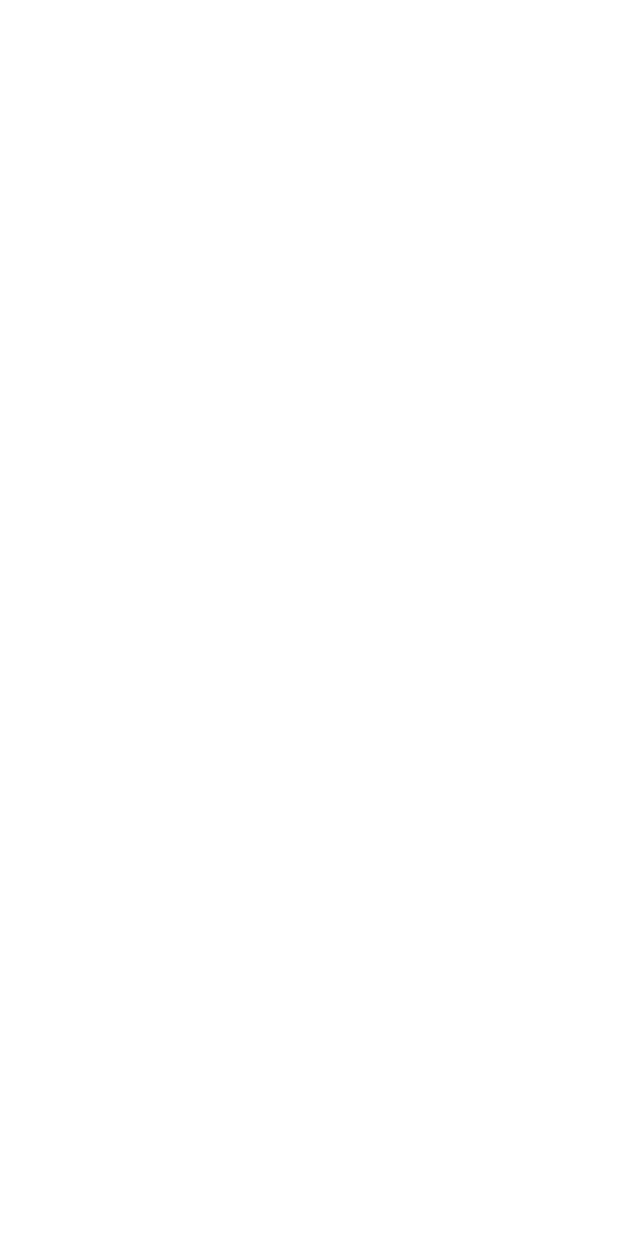
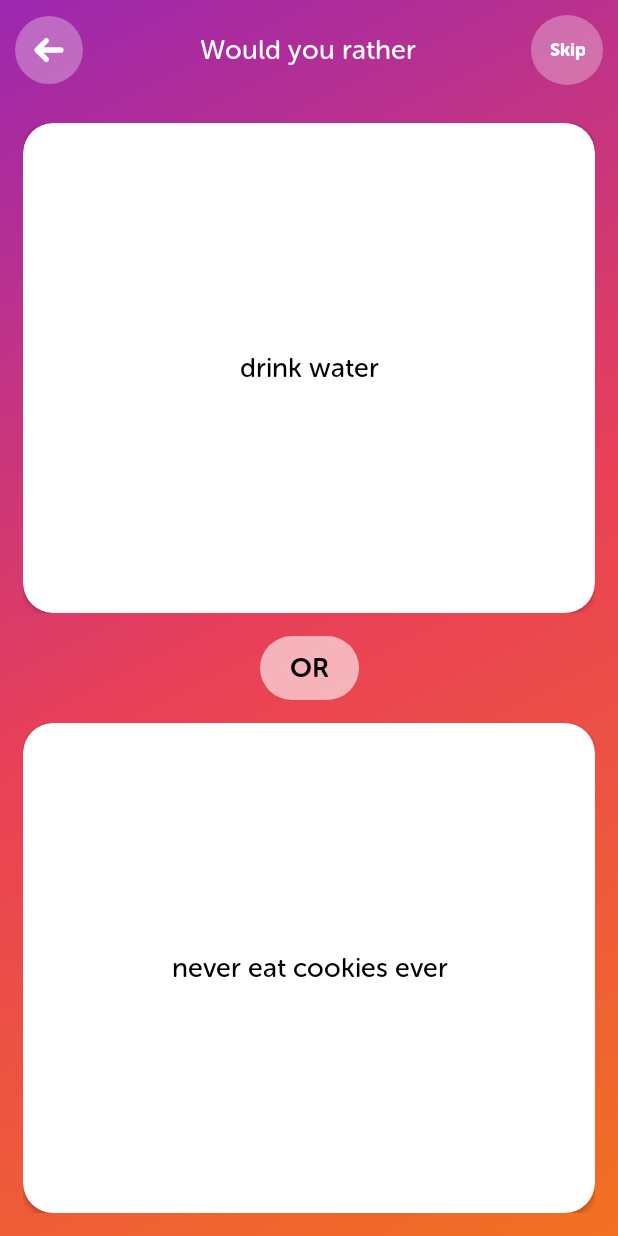
Before and after one commit to JossMbn/Tipsy, an Android app: the DilemmaFragment screen opened through its navigation route, on a phone screen of 412 x 824 dp. Before the commit the screen is empty. Run offline under Robolectric (Android 15) with nearby library versions, the phone set to English and light mode, and no system bars.

Commit message:
add ui and all logic for dilemma game, clean code, change some ui values

```diff
--- /dev/null
+++ b/app/src/main/java/com/jmabilon/tipsy/data/Dilemma.kt
@@ -0,0 +1,19 @@
+package com.jmabilon.tipsy.data
+
+data class Dilemma(
+    val firstDilemma: String? = null,
+    val secondDilemma: String? = null
+)
+
+val dilemmaList = listOf(
+    Dilemma("drink water", "never eat cookies ever"),
+    Dilemma("go see your friend", "go see your girlfriend"),
+    Dilemma("test1", "test9"),
+    Dilemma("test2", "test8"),
+    Dilemma("test3", "test7"),
+    Dilemma("test4", "test6"),
+    Dilemma("test5", "test5.5"),
+    Dilemma("test6", "test4"),
+    Dilemma("test7", "test3"),
+    Dilemma("test8", "test2")
+).shuffled()
--- a/app/src/main/java/com/jmabilon/tipsy/extensions/abstract/AbsFragment.kt
+++ b/app/src/main/java/com/jmabilon/tipsy/extensions/abstract/AbsFragment.kt
@@ -1,6 +1,8 @@
 package com.jmabilon.tipsy.extensions.abstract
 
+import android.os.Build
 import android.os.Bundle
+import android.view.HapticFeedbackConstants
 import android.view.LayoutInflater
 import android.view.View
 import android.view.ViewGroup
@@ -25,6 +27,8 @@ abstract class AbsFragment<VB: ViewBinding>(
         if (_binding == null) {
             throw IllegalArgumentException("Binding must not be null")
         }
+
+        initViewModelObservation()
         return binding.root
     }
 
@@ -32,4 +36,12 @@ abstract class AbsFragment<VB: ViewBinding>(
         super.onDestroyView()
         _binding = null
     }
+
+    open fun initViewModelObservation() { /* do something in fragment */ }
+
+    fun performHapticFeedback() {
+        if (Build.VERSION.SDK_INT >= Build.VERSION_CODES.R) {
+            view?.performHapticFeedback(HapticFeedbackConstants.CONFIRM)
+        }
+    }
 }
--- a/app/src/main/java/com/jmabilon/tipsy/ui/dilemma/DilemmaFragment.kt
+++ b/app/src/main/java/com/jmabilon/tipsy/ui/dilemma/DilemmaFragment.kt
@@ -2,13 +2,46 @@ package com.jmabilon.tipsy.ui.dilemma
 
 import android.os.Bundle
 import android.view.View
+import androidx.fragment.app.viewModels
+import androidx.navigation.fragment.findNavController
 import com.jmabilon.tipsy.databinding.FragmentDilemmaBinding
 import com.jmabilon.tipsy.extensions.abstract.AbsFragment
+import com.jmabilon.tipsy.ui.dilemma.component.DilemmaCardComponent
 
-class DilemmaFragment : AbsFragment<FragmentDilemmaBinding>(FragmentDilemmaBinding::inflate) {
+class DilemmaFragment :
+    AbsFragment<FragmentDilemmaBinding>(FragmentDilemmaBinding::inflate),
+    DilemmaCardComponent.DilemmaComponentListener {
+
+    private val viewModel: DilemmaViewModel by viewModels()
 
     override fun onViewCreated(view: View, savedInstanceState: Bundle?) {
         super.onViewCreated(view, savedInstanceState)
 
+        viewModel.loadData()
+        binding.firstCard.setListener(this)
+        binding.secondCard.setListener(this)
+
+        binding.backIcon.setOnClickListener {
+            performHapticFeedback()
+            findNavController().popBackStack()
+        }
+
+        binding.skipText.setOnClickListener {
+            performHapticFeedback()
+            viewModel.getNextDilemma()
+        }
+    }
+
+    override fun initViewModelObservation() {
+        super.initViewModelObservation()
+
+        viewModel.dilemmaData.observe(viewLifecycleOwner) { dilemma ->
+            binding.firstCard.setCardText(dilemma.firstDilemma)
+            binding.secondCard.setCardText(dilemma.secondDilemma)
+        }
+    }
+
+    override fun onCardClick() {
+        viewModel.getNextDilemma()
     }
 }
--- a/app/src/main/java/com/jmabilon/tipsy/ui/dilemma/DilemmaOnBoardingFragment.kt
+++ b/app/src/main/java/com/jmabilon/tipsy/ui/dilemma/DilemmaOnBoardingFragment.kt
@@ -1,8 +1,6 @@
 package com.jmabilon.tipsy.ui.dilemma
 
-import android.os.Build
 import android.os.Bundle
-import android.view.HapticFeedbackConstants
 import android.view.View
 import com.jmabilon.tipsy.databinding.FragmentDilemmaOnBoardingBinding
 import com.jmabilon.tipsy.extensions.abstract.AbsFragment
@@ -15,9 +13,7 @@ class DilemmaOnBoardingFragment :
         super.onViewCreated(view, savedInstanceState)
 
         binding.button.setOnClickListener {
-            if (Build.VERSION.SDK_INT >= Build.VERSION_CODES.R) {
-                view.performHapticFeedback(HapticFeedbackConstants.CONFIRM)
-            }
+            performHapticFeedback()
             val directions = DilemmaOnBoardingFragmentDirections.actionDilemmaOnBoardingFragmentToDilemmaFragment()
             safeNavigation(directions)
         }
--- /dev/null
+++ b/app/src/main/java/com/jmabilon/tipsy/ui/dilemma/DilemmaViewModel.kt
@@ -0,0 +1,30 @@
+package com.jmabilon.tipsy.ui.dilemma
+
+import androidx.lifecycle.LiveData
+import androidx.lifecycle.MutableLiveData
+import androidx.lifecycle.ViewModel
+import com.jmabilon.tipsy.data.Dilemma
+import com.jmabilon.tipsy.data.dilemmaList
+
+class DilemmaViewModel : ViewModel() {
+
+    private var _dilemmaData = MutableLiveData<Dilemma>()
+
+    val dilemmaData: LiveData<Dilemma>
+        get() = _dilemmaData
+
+    private var data: List<Dilemma> = dilemmaList
+    private var dataPosition = 0
+
+    fun loadData() {
+        dataPosition += 1
+        _dilemmaData.postValue(data.first())
+    }
+
+    fun getNextDilemma() {
+        if (dataPosition < data.size) {
+            _dilemmaData.postValue(data[dataPosition])
+            dataPosition += 1
+        }
+    }
+}
--- /dev/null
+++ b/app/src/main/java/com/jmabilon/tipsy/ui/dilemma/component/DilemmaCardComponent.kt
@@ -0,0 +1,41 @@
+package com.jmabilon.tipsy.ui.dilemma.component
+
+import android.content.Context
+import android.util.AttributeSet
+import android.view.LayoutInflater
+import androidx.constraintlayout.widget.ConstraintLayout
+import com.jmabilon.tipsy.databinding.ComponentDilemmaCardBinding
+
+class DilemmaCardComponent(
+    context: Context,
+    attrs: AttributeSet
+) : ConstraintLayout(context, attrs, 0) {
+
+    private val binding = ComponentDilemmaCardBinding
+        .inflate(LayoutInflater.from(context), this, true)
+    private var cardText: String? = null
+    private var listener: DilemmaComponentListener? = null
+
+    init {
+        binding.componentCard.setOnClickListener {
+            listener?.onCardClick()
+        }
+    }
+
+    fun setListener(listener: DilemmaComponentListener) {
+        this.listener = listener
+    }
+
+    fun setCardText(cardText: String? = null) {
+        this.cardText = cardText
+        updateComponent()
+    }
+
+    private fun updateComponent() {
+        binding.componentText.text = this.cardText
+    }
+
+    interface DilemmaComponentListener {
+        fun onCardClick()
+    }
+}
--- /dev/null
+++ b/app/src/main/res/drawable/arrow_left.xml
@@ -0,0 +1,5 @@
+<vector android:height="50dp" android:viewportHeight="512"
+    android:viewportWidth="512" android:width="50dp" xmlns:android="http://schemas.android.com/apk/res/android">
+    <path android:fillColor="#000000"
+        android:pathData="M200.5,66.3c-10.5,3.5 -12.1,5 -92.2,85 -74,74 -79.4,79.6 -82.3,85.8 -6,12.9 -6,24.9 0,37.8 2.9,6.2 8.3,11.8 82.8,86.3 73.9,73.9 80.2,79.9 86.2,82.7 16.9,7.9 36.1,4.7 48.9,-8 12.5,-12.6 15.8,-31.4 8.4,-48.3 -2.4,-5.5 -6.7,-10.2 -43.7,-47.4l-41,-41.2 140.4,-0c85.4,-0 142.8,-0.4 146.4,-1 18.4,-3 32.7,-17.4 35.7,-35.9 3.6,-22.4 -12.7,-44.4 -35.7,-48.1 -3.6,-0.6 -61,-1 -146.4,-1l-140.4,-0 40.5,-40.8c48,-48.2 46.4,-46 46.4,-65.2 0,-11.1 -0.1,-11.8 -3.4,-18.2 -4.1,-8.3 -12.9,-16.9 -20.8,-20.5 -4.8,-2.2 -7.6,-2.7 -15.8,-3 -6.4,-0.2 -11.4,0.2 -14,1z" android:strokeColor="#00000000"/>
+</vector>
--- /dev/null
+++ b/app/src/main/res/drawable/background_blure_white_40_rounded.xml
@@ -0,0 +1,16 @@
+<?xml version="1.0" encoding="utf-8"?>
+<ripple xmlns:android="http://schemas.android.com/apk/res/android"
+    android:color="@color/grey_200">
+    <item>
+        <shape android:shape="oval">
+            <solid android:color="@color/white_30" />
+        </shape>
+    </item>
+    <item
+        android:id="@android:id/mask"
+        android:state_pressed="true">
+        <shape android:shape="oval">
+            <solid android:color="@color/grey_200" />
+        </shape>
+    </item>
+</ripple>
--- /dev/null
+++ b/app/src/main/res/drawable/background_blure_white_60_rounded.xml
@@ -0,0 +1,5 @@
+<?xml version="1.0" encoding="utf-8"?>
+<shape xmlns:android="http://schemas.android.com/apk/res/android">
+    <solid android:color="@color/white_60" />
+    <corners android:radius="25dp"/>
+</shape>
--- a/app/src/main/res/drawable/dilemma_gradiant.xml
+++ b/app/src/main/res/drawable/dilemma_gradiant.xml
@@ -3,7 +3,7 @@
     <item>
         <shape>
             <gradient
-                android:angle="45"
+                android:angle="135"
                 android:startColor="#FFF27121"
                 android:centerColor="#FFE94057"
                 android:endColor="#FF9C27B0"
--- /dev/null
+++ b/app/src/main/res/drawable/ic_app_logo.xml
@@ -0,0 +1,42 @@
+<vector xmlns:android="http://schemas.android.com/apk/res/android"
+    android:width="478dp"
+    android:height="516dp"
+    android:viewportWidth="478"
+    android:viewportHeight="516">
+  <path
+      android:pathData="M312,35.8c-4.1,2 -7.5,8 -6.6,11.7 0.9,3.5 6.2,9.2 9.2,9.9 3.7,1 8.9,-1 11.9,-4.5 4.6,-5.5 2.7,-14.2 -3.9,-17.3 -4.3,-2 -6.3,-2 -10.6,0.2z"
+      android:fillColor="#000000"
+      android:strokeColor="#00000000"/>
+  <path
+      android:pathData="M278.8,53.9c-2.5,2.2 -3.2,3.6 -3.2,6.6 0,8.1 11.2,12.8 16.9,7 1.9,-1.8 2.5,-3.5 2.5,-6.8 0,-9.1 -9.3,-13 -16.2,-6.8z"
+      android:fillColor="#000000"
+      android:strokeColor="#00000000"/>
+  <path
+      android:pathData="M125.2,67.3c-1.5,1.7 -8.8,20.3 -9.7,24.5l-0.7,3.3 8.4,3.8c9.3,4.3 39.6,15.8 50.3,19 7.1,2.2 10.5,2.1 15.5,-0.4 2.2,-1.1 4,-0.8 15.3,3 7.1,2.4 14.5,5.4 16.5,6.9 4.5,3.2 5.2,2.6 8.2,-6.3 2,-5.8 2.2,-7.2 1.1,-8.5 -0.8,-1 -2.2,-1.4 -3.6,-1 -1.5,0.4 -6.1,-1 -12.5,-3.6 -15.5,-6.2 -16.9,-7.1 -19.8,-12.5 -2.5,-4.4 -3.4,-5.2 -10.7,-8.3 -12.6,-5.4 -54.2,-21.2 -55.8,-21.2 -0.8,-0 -1.9,0.6 -2.5,1.3z"
+      android:fillColor="#000000"
+      android:strokeColor="#00000000"/>
+  <path
+      android:pathData="M306.3,73.4c-2.2,1.9 -2.8,3.2 -2.8,6.5 0,5 2.6,7.9 7.8,8.8 3.1,0.5 4,0.1 6.7,-2.5 4,-4.1 4.1,-8.3 0.1,-12.3 -3.7,-3.6 -7.9,-3.8 -11.8,-0.5z"
+      android:fillColor="#000000"
+      android:strokeColor="#00000000"/>
+  <path
+      android:pathData="M272.7,97c-13.2,2.3 -25.4,11.5 -31.5,23.9 -3.6,7.3 -3.7,7.7 -3.7,19.1 0,11 0.2,11.9 3.2,18 8.6,17.6 27.5,27.9 45.6,25 14.3,-2.3 26.3,-11.3 33,-24.9 3,-6.3 3.2,-7.2 3.2,-18.1 0,-11 -0.1,-11.8 -3.3,-18.3 -5.6,-11.4 -16.5,-20.6 -27.7,-23.5 -6.3,-1.6 -13.6,-2.1 -18.8,-1.2z"
+      android:fillColor="#000000"
+      android:strokeColor="#00000000"/>
+  <path
+      android:pathData="M144.6,134.4c-1.9,22.7 5.4,43.5 20.4,58.7 9.1,9.1 16.9,14 31.5,19.5 10,3.8 11,4.4 10.7,6.5 -0.2,1.3 -5.1,18.3 -10.9,37.8 -11.6,39.7 -15.4,54.3 -18.3,71 -3.7,21.4 -16,124 -16,133.9 0,16 17.4,26 31.3,17.9 6,-3.5 9.3,-8.5 10.6,-16.2 0.6,-3.3 4.2,-31 8.1,-61.5 8.5,-67.7 8.9,-71 10.5,-71.6 0.7,-0.3 3.1,-0 5.4,0.6l4.1,1.1 0,31.1 0,31.1 11,29.6c14,38 18.5,48.9 21.3,51.9 3.2,3.5 10.3,6.4 15.7,6.4 12.4,-0 23.6,-13.1 21,-24.7 -0.5,-2.2 -5.5,-16.8 -11.1,-32.5 -5.5,-15.7 -11,-30.9 -12,-33.9 -1.7,-4.9 -1.9,-8.5 -1.9,-35.8l0,-30.4 6.6,-23.2c3.6,-12.8 6.9,-23.6 7.4,-24.1 0.6,-0.6 1.4,0.2 2.1,2 1.8,4.8 6.6,24.3 8.9,36.5 2.9,15.2 4.6,19 10.4,22.4 6.9,4.1 11.4,4.3 18.2,1 7.5,-3.7 11.4,-9.6 11.4,-17.1 0,-17.4 -13.2,-63.8 -25,-88 -5.3,-10.9 -6.6,-12.8 -13.8,-19.5 -11.4,-10.8 -19.7,-14.7 -61.2,-28.9 -19.5,-6.7 -38,-13.4 -41,-14.8 -9.9,-4.9 -18.1,-20 -16.6,-30.8l0.6,-4.4 -3.8,-0c-4.6,-0 -10.8,-1.7 -23.6,-6.4 -5.4,-2 -10.2,-3.6 -10.6,-3.6 -0.4,-0 -1,3.8 -1.4,8.4z"
+      android:fillColor="#000000"
+      android:strokeColor="#00000000"/>
+  <path
+      android:pathData="M53.8,364.6c-2,0.6 -2.4,2.9 -0.8,3.9 1.1,0.7 1.2,18.9 0.1,27.7 -0.5,4.3 -1.4,6.5 -3.5,8.7 -4.1,4.3 -4.8,12.4 -4,46.7l0.7,29.1 10.7,0.7c6,0.4 13.1,0.4 15.8,-0l5,-0.6 0.8,-8.6c0.4,-4.8 0.5,-20.4 0.2,-34.8 -0.5,-24.4 -0.6,-26.4 -2.6,-29.6 -1.2,-1.9 -3,-4.3 -4.2,-5.3 -1.8,-1.7 -2,-3 -2,-17.5 0,-10.8 0.4,-16 1.2,-16.8 0.8,-0.8 0.8,-1.5 0.2,-2.1 -1,-1.1 -15,-2.2 -17.6,-1.5z"
+      android:fillColor="#000000"
+      android:strokeColor="#00000000"/>
+  <path
+      android:pathData="M111.8,364.7c-2,0.5 -2.3,2.4 -0.7,4 0.7,0.7 1,6.3 0.7,16.6l-0.3,15.6 -3.3,3.4c-3,3 -3.5,4.4 -4.4,11.3 -1.1,9.2 -0.7,63.8 0.5,65.1 0.9,0.8 30.5,0.8 31.3,-0 0.2,-0.2 0.5,-15.9 0.7,-34.8 0.2,-37.8 0.5,-36.1 -5.9,-42.9 -2.2,-2.4 -2.4,-3.3 -2.5,-17.1 0,-7.9 0.3,-15.7 0.7,-17.3 0.5,-1.9 0.2,-3.1 -0.7,-3.7 -1.4,-0.9 -13,-1 -16.1,-0.2z"
+      android:fillColor="#000000"
+      android:strokeColor="#00000000"/>
+  <path
+      android:pathData="M329.4,448.7l-5.2,0.4 -0.6,5c-0.4,2.8 -0.4,10 0,15.9l0.7,10.8 27.3,0.7c15,0.4 31.2,0.4 36,-0 7.9,-0.6 8.9,-1 12.4,-4.1l3.8,-3.4 15.5,-0.7c11.8,-0.5 16,-0.3 17.1,0.6 2.5,2.1 3.4,0.5 4.1,-7.3 0.8,-8.6 -0.4,-12.3 -3.5,-10.6 -1,0.5 -8.8,1 -17.3,1 -15.2,-0 -15.4,-0 -17.8,-2.6 -5.2,-5.6 -6,-5.7 -37.9,-5.9 -16.2,-0.2 -31.8,-0.1 -34.6,0.2z"
+      android:fillColor="#000000"
+      android:strokeColor="#00000000"/>
+</vector>
--- /dev/null
+++ b/app/src/main/res/layout/component_dilemma_card.xml
@@ -0,0 +1,34 @@
+<?xml version="1.0" encoding="utf-8"?>
+<androidx.constraintlayout.widget.ConstraintLayout xmlns:android="http://schemas.android.com/apk/res/android"
+    android:layout_width="match_parent"
+    android:layout_height="match_parent"
+    xmlns:app="http://schemas.android.com/apk/res-auto"
+    xmlns:tools="http://schemas.android.com/tools">
+
+    <androidx.cardview.widget.CardView
+        android:id="@+id/component_card"
+        android:layout_width="match_parent"
+        android:layout_height="match_parent"
+        app:cardCornerRadius="20dp"
+        android:foreground="?android:attr/selectableItemBackground"
+        android:clickable="true"
+        app:layout_constraintTop_toTopOf="parent"
+        app:layout_constraintEnd_toEndOf="parent"
+        app:layout_constraintStart_toStartOf="parent"
+        app:layout_constraintBottom_toBottomOf="parent">
+
+        <TextView
+            android:id="@+id/component_text"
+            style="@style/Museo.Semibold.18"
+            android:layout_width="match_parent"
+            android:layout_height="match_parent"
+            android:gravity="center"
+            android:maxLines="8"
+            android:layout_margin="15dp"
+            android:backgroundTint="@color/white_80"
+            android:textColor="@color/black"
+            tools:text="Eat nothing else than cookie" />
+
+    </androidx.cardview.widget.CardView>
+
+</androidx.constraintlayout.widget.ConstraintLayout>
--- a/app/src/main/res/layout/fragment_dilemma.xml
+++ b/app/src/main/res/layout/fragment_dilemma.xml
@@ -1,6 +1,89 @@
 <?xml version="1.0" encoding="utf-8"?>
 <androidx.constraintlayout.widget.ConstraintLayout xmlns:android="http://schemas.android.com/apk/res/android"
     android:layout_width="match_parent"
-    android:layout_height="match_parent">
+    android:layout_height="match_parent"
+    xmlns:app="http://schemas.android.com/apk/res-auto"
+    android:background="@drawable/dilemma_gradiant">
+
+    <LinearLayout
+        android:id="@+id/header_component"
+        android:layout_width="match_parent"
+        android:layout_height="wrap_content"
+        android:orientation="horizontal"
+        android:padding="10dp"
+        android:gravity="center"
+        app:layout_constraintTop_toTopOf="parent"
+        app:layout_constraintStart_toStartOf="parent"
+        app:layout_constraintEnd_toEndOf="parent">
+
+        <ImageView
+            android:id="@+id/back_icon"
+            android:layout_width="45dp"
+            android:layout_height="45dp"
+            android:src="@drawable/arrow_left"
+            android:padding="12dp"
+            app:tint="@color/white"
+            android:importantForAccessibility="no"
+            android:background="@drawable/background_blure_white_40_rounded" />
+
+        <TextView
+            style="@style/Museo.Semibold.18"
+            android:layout_width="0dp"
+            android:layout_height="match_parent"
+            android:layout_weight="1"
+            android:gravity="center"
+            android:textColor="@color/white"
+            android:layout_marginHorizontal="10dp"
+            android:text="@string/would_you_rather" />
+
+        <TextView
+            android:id="@+id/skip_text"
+            style="@style/Museo.Extrabold.12"
+            android:layout_width="wrap_content"
+            android:layout_height="wrap_content"
+            android:gravity="center"
+            android:paddingHorizontal="12dp"
+            android:paddingVertical="16dp"
+            android:background="@drawable/background_blure_white_40_rounded"
+            android:textColor="@color/white"
+            android:text="@string/common_skip"/>
+
+    </LinearLayout>
+
+    <com.jmabilon.tipsy.ui.dilemma.component.DilemmaCardComponent
+        android:id="@+id/first_card"
+        android:layout_width="match_parent"
+        android:layout_height="0dp"
+        android:layout_margin="15dp"
+        app:layout_constraintBottom_toTopOf="@+id/or_separator"
+        app:layout_constraintEnd_toEndOf="parent"
+        app:layout_constraintStart_toStartOf="parent"
+        app:layout_constraintTop_toBottomOf="@+id/header_component"/>
+
+    <TextView
+        android:id="@+id/or_separator"
+        style="@style/Museo.Bold.18"
+        android:layout_width="wrap_content"
+        android:layout_height="wrap_content"
+        android:background="@drawable/background_blure_white_60_rounded"
+        android:gravity="center"
+        android:paddingHorizontal="20dp"
+        android:paddingVertical="10dp"
+        android:text="@string/common_or"
+        android:textColor="@color/black"
+        app:layout_constraintBottom_toBottomOf="parent"
+        app:layout_constraintEnd_toEndOf="parent"
+        app:layout_constraintStart_toStartOf="parent"
+        app:layout_constraintTop_toBottomOf="@id/header_component" />
+
+    <com.jmabilon.tipsy.ui.dilemma.component.DilemmaCardComponent
+        android:id="@+id/second_card"
+        android:layout_width="match_parent"
+        android:layout_height="0dp"
+        android:layout_margin="15dp"
+        app:layout_constraintBottom_toBottomOf="parent"
+        app:layout_constraintEnd_toEndOf="parent"
+        app:layout_constraintStart_toStartOf="parent"
+        app:layout_constraintTop_toBottomOf="@+id/or_separator"/>
 
 </androidx.constraintlayout.widget.ConstraintLayout>
--- a/app/src/main/res/layout/fragment_dilemma_on_boarding.xml
+++ b/app/src/main/res/layout/fragment_dilemma_on_boarding.xml
@@ -44,7 +44,6 @@
         android:layout_width="match_parent"
         android:layout_height="wrap_content"
         android:text="@string/common_start"
-        android:layout_marginBottom="20dp"
         app:layout_constraintBottom_toBottomOf="parent"
         app:layout_constraintEnd_toEndOf="parent"
         app:layout_constraintStart_toStartOf="parent" />
--- a/app/src/main/res/values-night/themes.xml
+++ b/app/src/main/res/values-night/themes.xml
@@ -10,7 +10,8 @@
         <item name="colorSecondaryVariant">@color/teal_200</item>
         <item name="colorOnSecondary">@color/black</item>
         <!-- Status bar color. -->
-        <item name="android:statusBarColor">?attr/colorPrimaryVariant</item>
+        <item name="android:statusBarColor">@color/black</item>
+        <item name="android:navigationBarColor">@color/black</item>
         <!-- Customize your theme here. -->
     </style>
 </resources>
--- a/app/src/main/res/values/colors.xml
+++ b/app/src/main/res/values/colors.xml
@@ -6,8 +6,13 @@
     <color name="teal_200">#FF03DAC5</color>
     <color name="teal_700">#FF018786</color>
 
-    <!-- Common -->
+    <!-- Black -->
     <color name="black">#FF000000</color>
+
+    <!-- White -->
+    <color name="white_30">#4DFFFFFF</color>
+    <color name="white_60">#99FFFFFF</color>
+    <color name="white_80">#CCFFFFFF</color>
     <color name="white">#FFFFFFFF</color>
 
     <!-- Blue -->
--- a/app/src/main/res/values/style.xml
+++ b/app/src/main/res/values/style.xml
@@ -11,6 +11,9 @@
         <item name="android:background">@drawable/cta_primary</item>
         <item name="backgroundTint">@color/blue_main</item>
         <item name="android:textColor">@color/white</item>
+        <item name="android:fontFamily">@font/museo_bold</item>
+        <item name="fontFamily">@font/museo_bold</item>
+        <item name="android:textSize">16sp</item>
     </style>
 
     <style name="Museo">
--- a/app/src/main/res/values/themes.xml
+++ b/app/src/main/res/values/themes.xml
@@ -10,7 +10,8 @@
         <item name="colorSecondaryVariant">@color/teal_700</item>
         <item name="colorOnSecondary">@color/black</item>
         <!-- Status bar color. -->
-        <item name="android:statusBarColor">?attr/colorPrimaryVariant</item>
+        <item name="android:statusBarColor">@color/black</item>
+        <item name="android:navigationBarColor">@color/black</item>
         <!-- Customize your theme here. -->
     </style>
 </resources>
```
